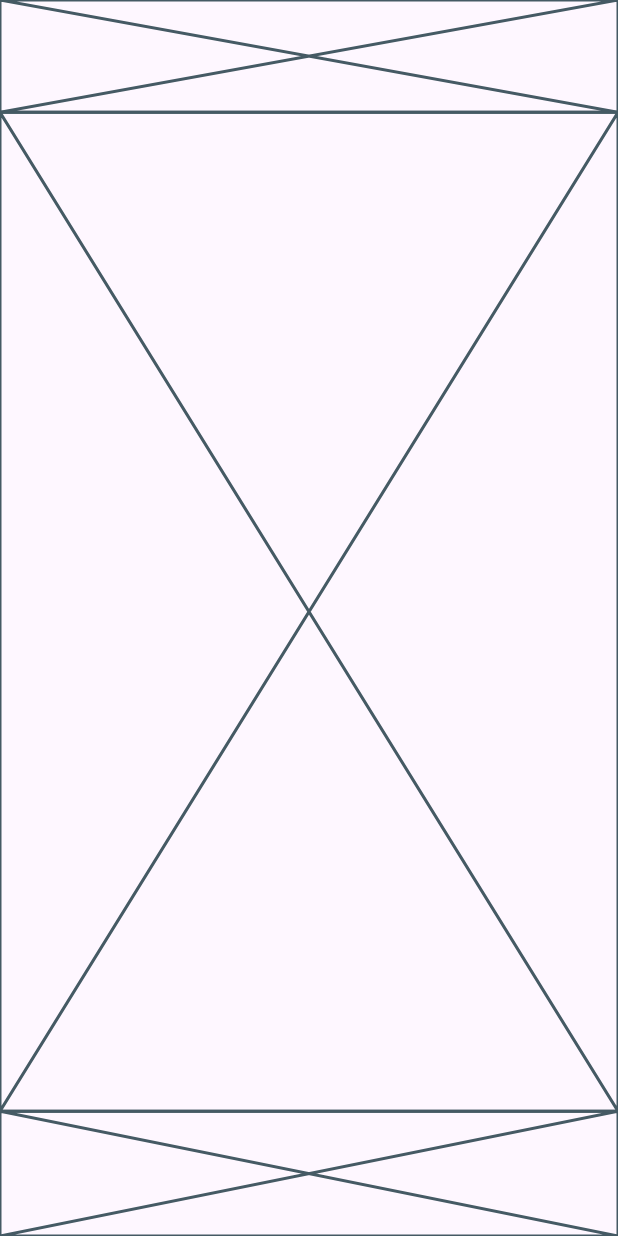
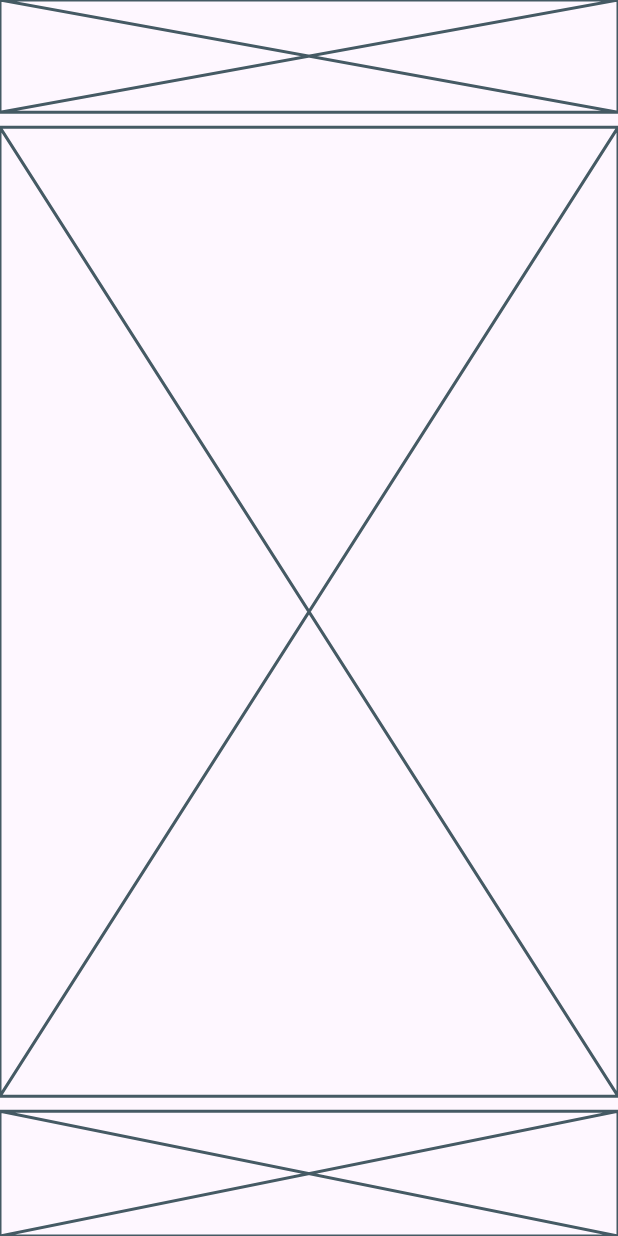
Before and after one commit to Vortex842/shopping_list_app, a Flutter app: the screen it shows after launch, on a phone screen of 412 x 824 dp. Run offline on Flutter 3.47's test engine with Material 3 defaults, Android fonts, the phone set to English and light mode, and no system bars.

Commit message:
add zones

```diff
--- a/lib/main.dart
+++ b/lib/main.dart
@@ -19,7 +19,12 @@ class MainApp extends StatelessWidget {
               flex: 10,
               child: Column(
                 children: [
-                  Expanded(flex: 8, child: Placeholder()),
+                  Expanded(
+                      flex: 8,
+                      child: Padding(
+                        padding: EdgeInsets.symmetric(vertical: 10),
+                        child: Placeholder(),
+                      )),
                   Expanded(flex: 1, child: Placeholder()),
                 ],
               ),
```
